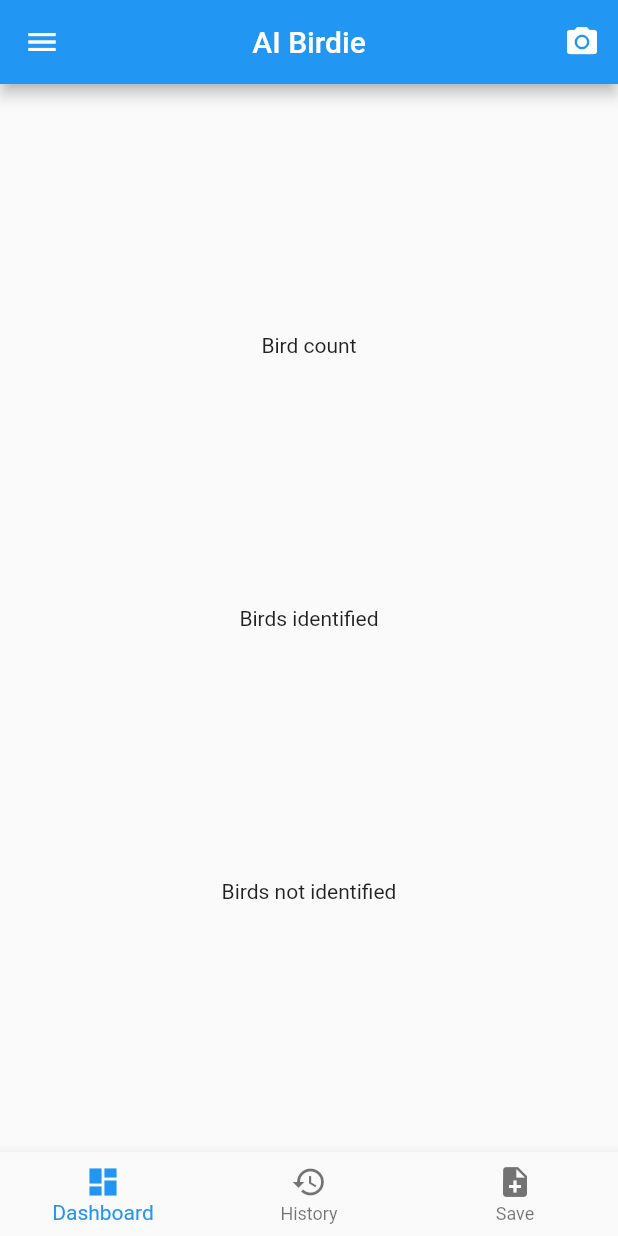
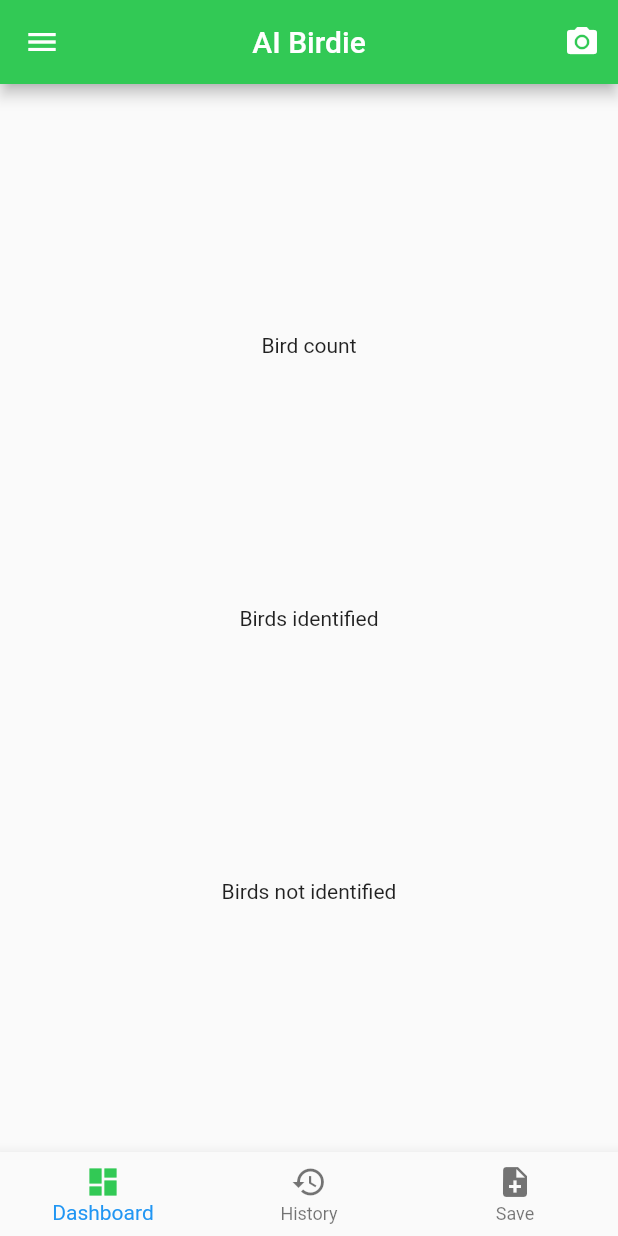
Before and after one commit to bot1001/AI-Birdie, a Flutter app: the Dashboard screen opened directly, on a phone screen of 412 x 824 dp. Run offline on Flutter 3.47's test engine with Material 2 defaults, Android fonts, the phone set to English and light mode, and no system bars; our stand-ins replace audioplayers, camera, datetime_picker_formfield, file_picker, font_awesome_flutter, geolocator and 3 more; missing offline and left inert: flutter_audio_recorder, flutter_email_sender.

```diff
--- a/lib/constants.dart
+++ b/lib/constants.dart
@@ -1,6 +1,8 @@
 import 'package:flutter/material.dart';
 
 final Color myBlue = Color(0xff047bfe);
+final Color myGreen = Color(0xff32c955);
+
 final Color inActive = Color(0xff666666);
 
 final TextStyle heading1 = TextStyle(
--- a/lib/main.dart
+++ b/lib/main.dart
@@ -2,6 +2,7 @@
 //System imports
 // import 'package:aibirdie/screens/home_page.dart';
 // import 'package:aibirdie/screens/img_classification.dart';
+// import 'package:aibirdie/constants.dart';
 import 'package:aibirdie/screens/landing_page.dart';
 // import 'package:aibirdie/screens/preview_page.dart';
 import 'package:camera/camera.dart';
@@ -25,6 +26,9 @@ class MyApp extends StatelessWidget {
   Widget build(BuildContext context) {
     return MaterialApp(
       title: 'AI Birdie',
+      theme: ThemeData(
+        // primarySwatch: myGreen,
+      ),
 
       home: LandingPage(cameras),
       routes: {
--- a/lib/screens/dashboard.dart
+++ b/lib/screens/dashboard.dart
@@ -41,6 +41,7 @@ class _DashboardState extends State<Dashboard> {
     // });
     return Scaffold(
       appBar: AppBar(
+        backgroundColor: myGreen,
         title: Text("AI Birdie"),
         centerTitle: true,
         actions: <Widget>[
@@ -54,6 +55,7 @@ class _DashboardState extends State<Dashboard> {
           // mainAxisAlignment: MainAxisAlignment.center,
           children: <Widget>[
             UserAccountsDrawerHeader(
+              // arrowColor: myGreen,
               accountEmail: Text("email@xyz.com"),
               accountName: Text("Jane Doe"),
               currentAccountPicture: CircleAvatar(
@@ -143,11 +145,11 @@ class _DashboardState extends State<Dashboard> {
         onTap: (int index) => setState(() => _selectedPage = index),
         items: [
           BottomNavigationBarItem(
-              icon: Icon(Icons.dashboard), title: Text("Dashboard")),
+              icon: Icon(Icons.dashboard, color: _selectedPage == 0 ? myGreen:null,), title: Text("Dashboard", style: _selectedPage == 0 ? level1.copyWith(color: myGreen):TextStyle(fontFamily: 'M_medium'),)),
           BottomNavigationBarItem(
-              icon: Icon(Icons.history), title: Text("History")),
+              icon: Icon(Icons.history, color: _selectedPage == 1 ? myGreen:null,), title: Text("History", style: _selectedPage == 1 ? level1.copyWith(color: myGreen):TextStyle(fontFamily: 'M_medium'),)),
           BottomNavigationBarItem(
-              icon: Icon(Icons.note_add), title: Text("Save")),
+              icon: Icon(Icons.note_add, color: _selectedPage == 2 ? myGreen:null,), title: Text("Save", style: _selectedPage == 2 ? level1.copyWith(color: myGreen):TextStyle(fontFamily: 'M_medium'),)),
         ],
       ),
     );
```
Also changed, not shown: 3 other files.
